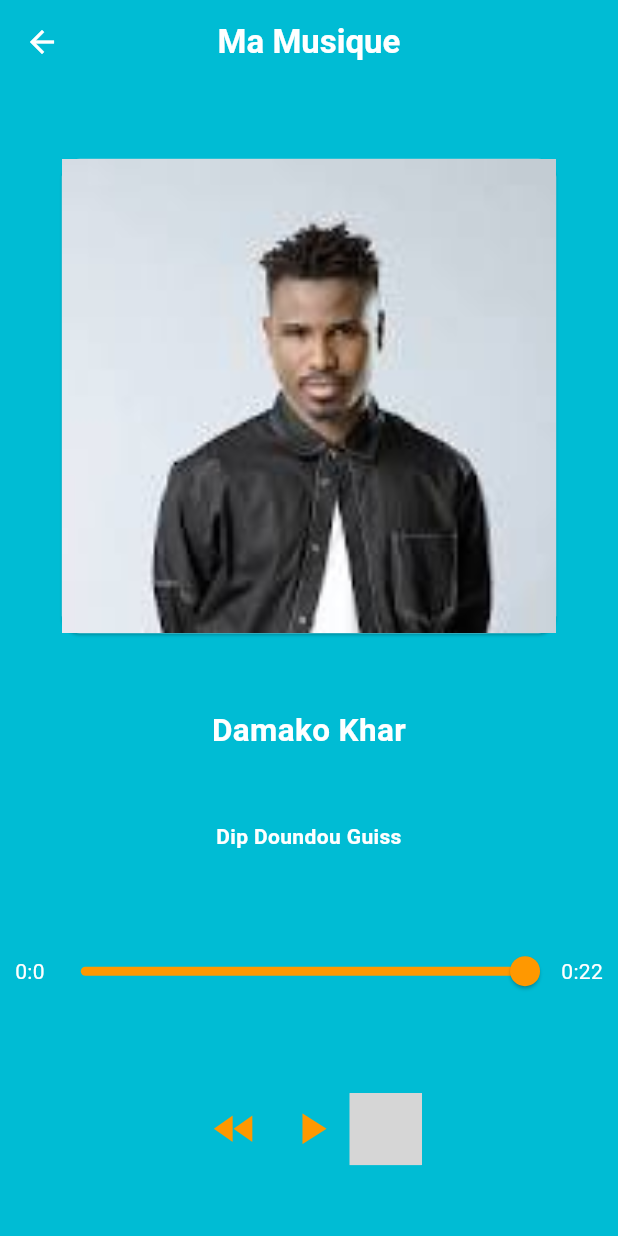
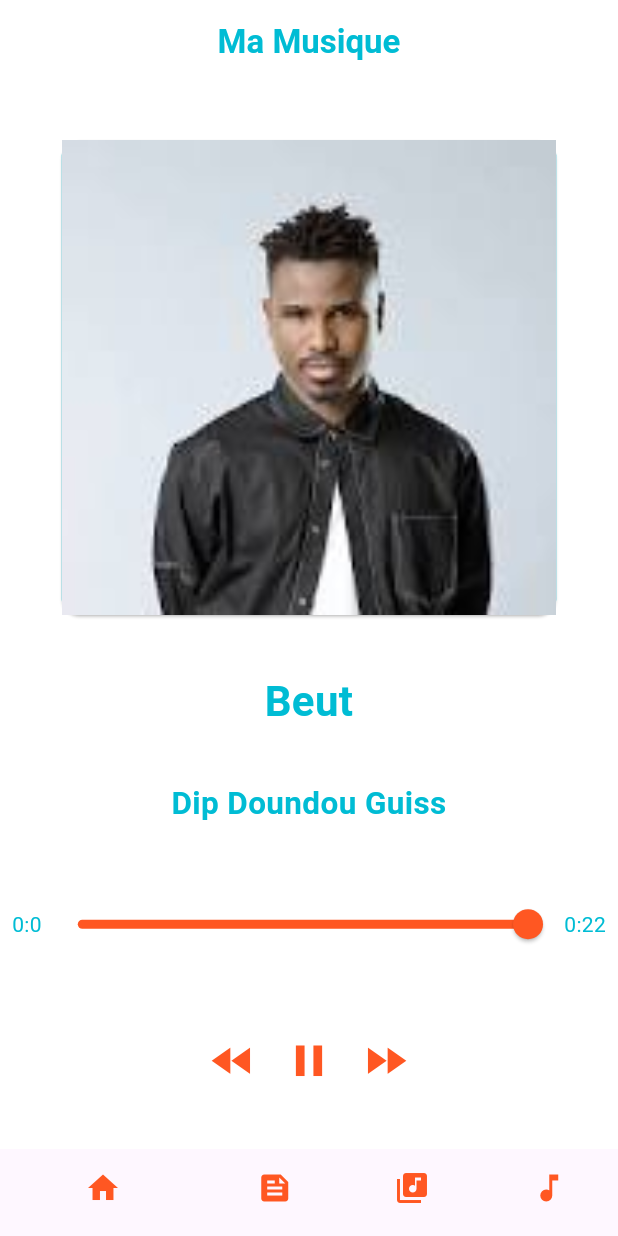
Before and after one commit to diokou-tech/music_player_flutter, a Flutter app: the HomePage screen opened by its route, after a tap on the "play arrow" icon, on a phone screen of 412 x 824 dp. Run offline on Flutter 3.47's test engine with Material 2 defaults, Android fonts, the phone set to English and light mode, and no system bars; our stand-ins replace animated_text_kit, audioplayers, logger; Roboto replaces fonts that are missing (Cambria); grey boxes are pictures that could not be loaded.

Commit message:
update before add splash sc before add splash screen

```diff
--- /dev/null
+++ b/lib/enums/player.enum.dart
@@ -0,0 +1,5 @@
+enum PlayerState{
+  played,
+  paused,
+  stop
+}
--- a/lib/ui/pages/home.page.dart
+++ b/lib/ui/pages/home.page.dart
@@ -1,3 +1,4 @@
+import 'package:audioplayers/audioplayers.dart';
 import 'package:flutter/material.dart';
 import 'package:logger/logger.dart';
 import 'package:musik_audiomack/enums/actionMusic.enum.dart';
@@ -14,16 +15,21 @@
   late bool isPlayed;
   late double positionPlay;
   var logger = Logger(
-    printer: PrettyPrinter(),
+    printer: PrettyPrinter(
+      printTime: true,
+    ),
   );
   List<Musique> listesMusiques = [
-    Musique("Dip Doundou Guiss", "Damako Khar", "images/dip_cover.jpeg",
-        "assets/sons/dip/damako-khar.mp3"),
+    Musique("Dip Doundou Guiss", "Beut", "assets/images/dip_cover.jpeg",
+        "assets/audios/dip-beut-tlk.webm"),
+    Musique("Freeze Corleone", "Freeze Rael", "assets/images/dip_cover.jpeg",
+        "assets/audios/freeze-rael.webm"),
     Musique(
-        "Ninho", "Jefe", "images/ninhojefe.png", "assets/sons/ninho/jefe.mp3"),
-    Musique("Dip Doundou Guiss", "Beut", "images/dip_tlk.png",
-        "assets/sons/dip/beut.mp3"),
+        "Leys", "Si c'était le premier", "assets/images/dip_cover.jpeg", "assets/audios/leys-si-cetait-le-dernier.webm"),
+    Musique("Reptyle Music", "Weet", "assets/images/dip_cover.jpeg",
+        "assets/audios/reptyle-music-weet.mp3"),
   ];
+  var player = AudioPlayer();
   late Musique _playing;
   @override
   void initState() {
@@ -37,43 +43,53 @@
   Widget build(BuildContext context) {
     return Scaffold(
       appBar: AppBar(
+        actionsIconTheme: const IconThemeData(
+          color: Colors.cyan
+        ),
         iconTheme: const IconThemeData(color: Colors.white),
         title: const Text(
           "Ma Musique",
-          style: TextStyle(color: Colors.white, fontWeight: FontWeight.bold),
+          style: TextStyle(color: Colors.cyan, fontWeight: FontWeight.bold),
         ),
         centerTitle: true,
-        backgroundColor: Colors.cyan,
+        backgroundColor: Colors.white,
       ),
-      backgroundColor: Colors.cyan,
-      // bottomNavigationBar: BottomNavigationBar(
-      //   items: const [
-      //     BottomNavigationBarItem(
-      //       tooltip: "Home",
-      //       icon: Icon(Icons.home,
-      //       color: Colors.deepOrange,
-      //       ),
-      //       label: "Home",
-      //       ),
-      //     BottomNavigationBarItem(
-      //       icon: Icon(Icons.feed,
-      //       color: Colors.deepOrange,
-      //       ),
-      //       label: "Feed"),
-      //     BottomNavigationBarItem(
-      //       icon: Icon(Icons.library_music,
-      //       color: Colors.deepOrange,
-      //       ),
-      //       label: "My Library",
-      //       ),
-      //       BottomNavigationBarItem(
-      //       icon: Icon(Icons.music_note,
-      //       color: Colors.deepOrange,
-      //       ),
-      //       label: "Playlist",
-      //       ),
-      //   ],
-      // ),
+      backgroundColor: Colors.white,
+      bottomNavigationBar: BottomNavigationBar(
+        showUnselectedLabels: false,
+        showSelectedLabels: false,
+        selectedItemColor: Colors.white,
+        currentIndex: 0,
+        elevation: 0.0,
+        type: BottomNavigationBarType.shifting,
+        backgroundColor: Colors.deepOrange,
+        items: const [
+          BottomNavigationBarItem(
+            icon: Icon(Icons.home,
+            color: Colors.deepOrange,
+            ),
+            label: "Home",
+            ),
+          BottomNavigationBarItem(
+            tooltip: "Feed",
+            icon: Icon(Icons.feed,
+            color: Colors.deepOrange,
+            ),
+            label: "Feed"),
+          BottomNavigationBarItem(
+            icon: Icon(Icons.library_music,
+            color: Colors.deepOrange,
+            ),
+            label: "My Library",
+            ),
+            BottomNavigationBarItem(
+            icon: Icon(Icons.music_note,
+            color: Colors.deepOrange,
+            ),
+            label: "Playlist",
+            ),
+        ],
+      ),
       body: Center(
         child: Column(
           mainAxisAlignment: MainAxisAlignment.spaceEvenly,
@@ -90,17 +106,17 @@
                       _playing.imagePath,
                       fit: BoxFit.fitHeight,
                     ))),
-            textWithStyle(_playing.titre, 1.5, true),
-            textWithStyle(_playing.artiste, 1.0, true),
+            textWithStyle(_playing.titre, 2, true),
+            textWithStyle(_playing.artiste, 1.5, true),
             Padding(
-              padding: const EdgeInsets.all(10.0),
+              padding: const EdgeInsets.all(8.0),
               child: Row(
                 mainAxisAlignment: MainAxisAlignment.spaceBetween,
                 children: [
                   textWithStyle("0:0", 1),
                   Expanded(
                     child: Slider(
-                      activeColor: Colors.orange,
+                      activeColor: Colors.deepOrange,
                       value: positionPlay,
                       onChanged: (value) {
                         setState(() {
@@ -120,8 +136,9 @@
               mainAxisAlignment: MainAxisAlignment.center,
               children: [
                 bouton(Icons.fast_rewind, 35, ActionMusic.rewind),
-                bouton(isPlayed == true ? Icons.pause : Icons.play_arrow, 35, ActionMusic.pause),
-                bouton(isPlayed == true ? Icons.pause : Icons.play_arrow, 35, isPlayed == true ActionMusic.pause),
+                bouton(isPlayed == true ? Icons.pause : Icons.play_arrow, 35,
+                    isPlayed == true ? ActionMusic.pause : ActionMusic.play),
+                bouton(Icons.fast_forward, 35, ActionMusic.forward),
               ],
             ),
           ],
@@ -137,25 +154,32 @@
       textScaleFactor: scal,
       style: TextStyle(
         fontFamily: "Cambria",
-        color: Colors.white,
+        color: Colors.cyan,
         fontWeight: isBold == true ? FontWeight.bold : FontWeight.normal,
       ),
     );
   }
 
-  IconButton bouton(IconData icone, double taille, ActionMusic actionMusic) {
+  IconButton bouton (IconData icone, double taille, ActionMusic actionMusic) {
     return IconButton(
         iconSize: taille,
-        color: Colors.orange,
+        color: Colors.deepOrange,
         onPressed: () {
           switch (actionMusic) {
             case ActionMusic.play:
               {
-                logger.i("play");
+                setState(() {
+                  isPlayed = !isPlayed;
+                });
+                player.setSourceUrl(_playing.urlSong);
+                logger.i("play ${_playing.urlSong}");
                 break;
               }
             case ActionMusic.pause:
               {
+                setState(() {
+                  isPlayed = !isPlayed;
+                });
                 logger.i("pause");
                 break;
               }
```
Also changed, not shown: pubspec.yaml (+7 -2 lines), assets/images/dip_cover.jpeg (renamed from images/dip_cover.jpeg), pubspec.lock, 10 other files.
